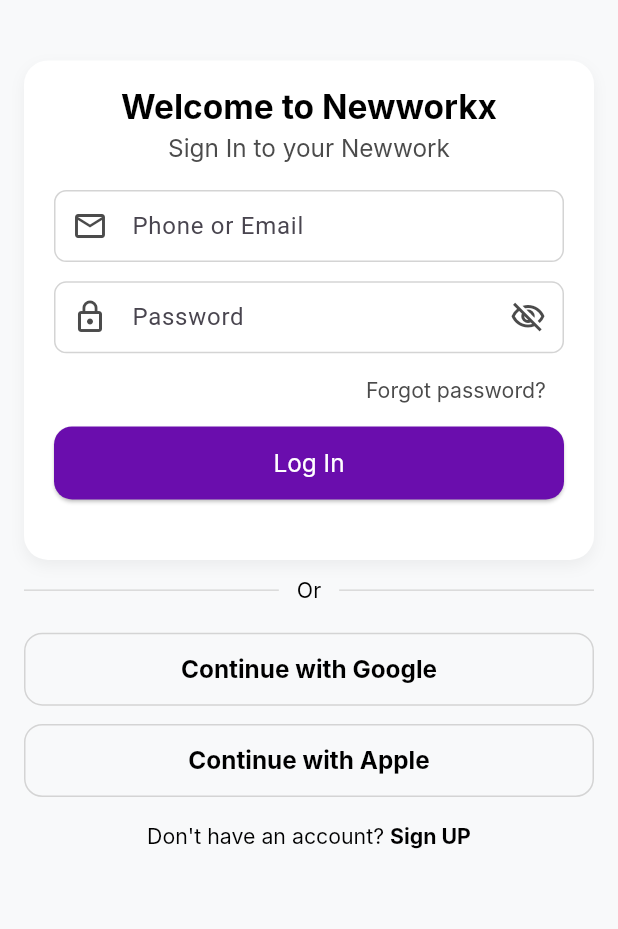
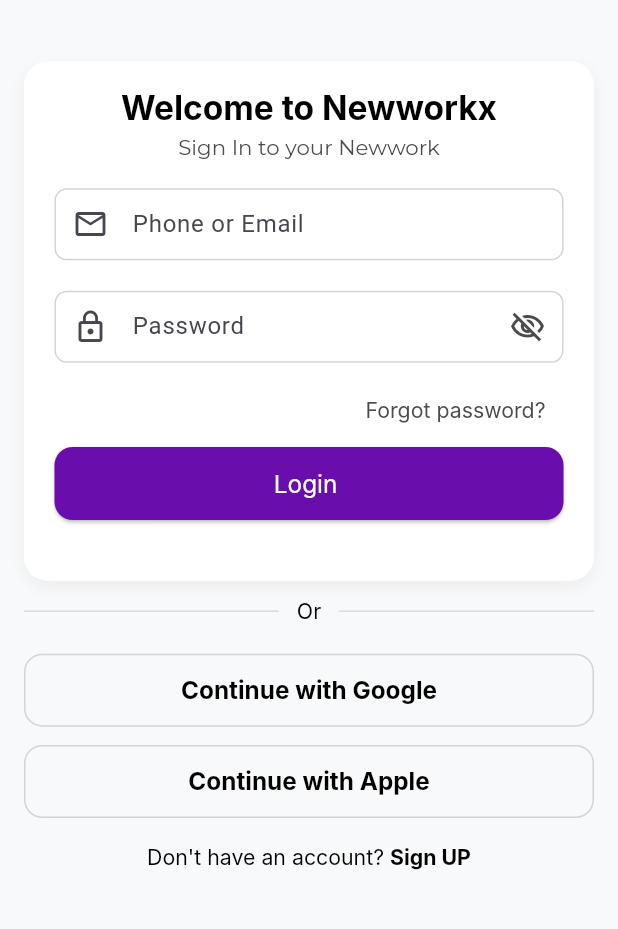
Before and after one commit to Ismail554/neworkx, a Flutter app: the screen it shows after launch, on a phone screen of 412 x 824 dp, the part 138-1067 px from its top. Run offline on Flutter 3.47's test engine with Material 3 defaults, Android fonts, the phone set to English and light mode, and no system bars; our stand-ins replace flutter_screenutil, google_fonts, pinput; Roboto replaces fonts that are missing (Inter).

Commit message:
login,sigh,verify,normal login added

```diff
--- a/lib/core/app_spacing.dart
+++ b/lib/core/app_spacing.dart
@@ -13,7 +13,9 @@ class AppSpacing {
   static SizedBox h16 = SizedBox(height: 16.h);
   static SizedBox h18 = SizedBox(height: 18.h);
   static SizedBox h20 = SizedBox(height: 20.h);
+  static SizedBox h22 = SizedBox(height: 22.h);
   static SizedBox h24 = SizedBox(height: 24.h);
+  static SizedBox h26 = SizedBox(height: 26.h);
   static SizedBox h28 = SizedBox(height: 28.h);
   static SizedBox h32 = SizedBox(height: 32.h);
   static SizedBox h36 = SizedBox(height: 36.h);
--- a/lib/core/app_strings.dart
+++ b/lib/core/app_strings.dart
@@ -13,6 +13,7 @@ class AppStrings {
 
   // Sign Up
   static const String signUpTitle = "Sign Up";
+  static const String subSignUpTitle = "Career starts here";
   static const String chooseSignUpType = "Choose your user type to start your training and career path";
   static const String agencyReferred = "Agency Referred";
   static const String normalUser = "Normal User";
@@ -28,8 +29,10 @@ class AppStrings {
 
   // Verify
   static const String verifyAccountTitle = "Verify your account";
+  static const String almostDone = "Almost done!";
   static const String verificationCodePrompt = "Enter verification code";
   static const String verificationCodeSent = "We sent a 6-digit code to ";
+  static const String verEmail = "Cha*****@cmail.com";
   static const String verifyAccountButton = "Verify Account";
   static const String resendCode = "Resend code in %s"; // Placeholder for seconds countdown
   static const String didntReceiveCode = "Didn't receive the code? Check your spam folder.";
--- a/lib/core/font_manager.dart
+++ b/lib/core/font_manager.dart
@@ -1,5 +1,6 @@
 import 'package:flutter/material.dart';
 import 'package:flutter_screenutil/flutter_screenutil.dart';
+import 'package:google_fonts/google_fonts.dart';
 import 'app_colors.dart';
 
 class FontManager {
@@ -18,6 +19,12 @@ class FontManager {
 
   // ================== Text Styles ==================
 
+
+ static TextStyle bigTitle() => GoogleFonts.montserrat(
+        fontSize: 24,
+        fontWeight: FontWeight.bold,
+        color: Colors.black,
+      );
   // Title Text
   static TextStyle titleText() => TextStyle(
         fontFamily: inter,
@@ -29,9 +36,8 @@ class FontManager {
       );
 
   // Subtitle Text
-  static TextStyle subtitleText() => TextStyle(
-        fontFamily: inter,
-        fontSize: 16.sp,
+  static TextStyle subtitleText() => GoogleFonts.montserrat(
+        fontSize: 14.sp,
         fontWeight: w400,
         color: subtitleColor,
         height: 1.0,
@@ -39,11 +45,10 @@ class FontManager {
       );
 
   // Sub-subtitle Text
-  static TextStyle subSubtitleText() => TextStyle(
-        fontFamily: inter,
-        fontSize: 18.sp,
+  static TextStyle subSubtitleText() => GoogleFonts.montserrat(
+        fontSize: 14.sp,
         fontWeight: w700,
-        color: subSubtitleColor,
+        color: AppColors.primaryColor,
         height: 1.0,
         letterSpacing: 0.0,
       );
--- a/lib/views/auth/normal user/login_screen.dart
+++ b/lib/views/auth/normal user/login_screen.dart
@@ -1,3 +1,4 @@
+import 'package:flutter/gestures.dart';
 import 'package:flutter/material.dart';
 import 'package:neworkx/core/app_spacing.dart';
 import 'package:neworkx/core/app_strings.dart';
@@ -5,6 +6,8 @@ import 'package:neworkx/core/app_colors.dart';
 import 'package:neworkx/core/app_padding.dart';
 import 'package:neworkx/core/font_manager.dart';
 import 'package:flutter_screenutil/flutter_screenutil.dart';
+import 'package:neworkx/views/auth/normal%20user/normarl_sign_up.dart';
+import 'package:neworkx/views/auth/normal%20user/sign_up.dart';
 
 class LoginScreen extends StatefulWidget {
   const LoginScreen({super.key});
@@ -46,12 +49,12 @@ class _LoginScreenState extends State<LoginScreen> {
                   height: 50,
                   width: 180,
                 ),
-                const SizedBox(height: 40),
+                AppSpacing.h40,
 
                 // Login Card
                 Container(
-                  width: double.infinity,
-                  padding: const EdgeInsets.all(20),
+                  width: double.infinity.w,
+                  padding: EdgeInsets.all(20.r),
                   decoration: BoxDecoration(
                     color: Colors.white,
                     borderRadius: BorderRadius.circular(16),
@@ -88,11 +91,11 @@ class _LoginScreenState extends State<LoginScreen> {
                         AppSpacing.h20,
 
                         // Email / Phone
-                        _LabeledField(
+                        LabeledField(
                           hintText: "Phone or Email",
                           controller: _emailPhoneController,
                           keyboardType: TextInputType.emailAddress,
-                          prefixIcon: Icons.mail_outline,
+                          prefixIcon: Icon( Icons.mail_outline),
                           validator: (value) {
                             if (value == null || value.trim().isEmpty) {
                               return 'Enter phone or email';
@@ -103,11 +106,11 @@ class _LoginScreenState extends State<LoginScreen> {
                         AppSpacing.h12,
 
                         // Password
-                        _LabeledField(
+                        LabeledField(
                           hintText: "Password",
                           controller: _passwordController,
                           keyboardType: TextInputType.visiblePassword,
-                          prefixIcon: Icons.lock_outline,
+                          prefixIcon: Icon(Icons.lock_outline),
                           obscureText: _obscurePassword,
                           suffixIcon: IconButton(
                             onPressed: () => setState(() {
@@ -144,28 +147,7 @@ class _LoginScreenState extends State<LoginScreen> {
                         ),
 
                         // Login button
-                        SizedBox(
-                          width: double.infinity,
-                          height: 48.h,
-                          child: ElevatedButton(
-                            style: ElevatedButton.styleFrom(
-                              backgroundColor: AppColors.primaryColor,
-                              foregroundColor: Colors.white,
-                              shape: RoundedRectangleBorder(
-                                borderRadius: AppPadding.c12,
-                              ),
-                            ),
-                            onPressed: () {
-                              if (_formKey.currentState?.validate() ?? false) {
-                                // TODO: Handle login
-                              }
-                            },
-                            child: Text(
-                              AppStrings.loginButton,
-                              style: FontManager.whiteButtonText(),
-                            ),
-                          ),
-                        ),
+                        CustomPrimaryButton(text: 'Login ',),
                         AppSpacing.h20,
                       ],
                     ),
@@ -186,12 +168,12 @@ class _LoginScreenState extends State<LoginScreen> {
                 AppSpacing.h20,
 
                 // Social buttons
-                _OutlinedButton(
+                CustomOutlinedButton(
                   label: AppStrings.continueWithGoogle,
                   onPressed: () {},
                 ),
                 AppSpacing.h12,
-                _OutlinedButton(
+                CustomOutlinedButton(
                   label: AppStrings.continueWithApple,
                   onPressed: () {},
                 ),
@@ -210,7 +192,9 @@ class _LoginScreenState extends State<LoginScreen> {
                           style: FontManager.bodyText().copyWith(
                             fontWeight: FontWeight.w700,
                           ),
+                          recognizer: TapGestureRecognizer().. onTap = (){Navigator.push(context, MaterialPageRoute(builder: (context) => NormalSignUp        (),));}
                         ),
+
                       ],
                     ),
                   ),
@@ -224,69 +208,135 @@ class _LoginScreenState extends State<LoginScreen> {
   }
 }
 
-class _LabeledField extends StatelessWidget {
-  final String hintText;
-  final TextEditingController controller;
-  final TextInputType keyboardType;
-  final IconData? prefixIcon;
-  final Widget? suffixIcon;
-  final String? Function(String?)? validator;
-  final bool obscureText;
+class CustomPrimaryButton extends StatelessWidget {
+  final GlobalKey<FormState>? formKey;
+  final String text;
+  final Color? backgroundColor;
+  final TextStyle? textStyle;
+  final Widget? prefixIcon;
+  final VoidCallback? onPressed;
+  final bool isLoading;
 
-  const _LabeledField({
-    required this.hintText,
-    required this.controller,
-    required this.keyboardType,
+  const CustomPrimaryButton({
+    super.key,
+    this.formKey,
+    required this.text,
+    this.backgroundColor,
+    this.textStyle,
     this.prefixIcon,
-    this.suffixIcon,
-    this.validator,
-    this.obscureText = false,
-    super.key,
+    this.onPressed,
+    this.isLoading = false,
   });
 
   @override
   Widget build(BuildContext context) {
     return SizedBox(
+      width: double.infinity.w,
       height: 48.h,
-      child: TextFormField(
-        controller: controller,
-        keyboardType: keyboardType,
-        obscureText: obscureText,
-        validator: validator,
-        decoration: InputDecoration(
-          hintText: hintText,
-          prefixIcon: prefixIcon == null
-              ? null
-              : Icon(prefixIcon, color: AppColors.grey4B),
-          suffixIcon: suffixIcon,
-          contentPadding: EdgeInsets.symmetric(horizontal: 12.w),
-          enabledBorder: OutlineInputBorder(
-            borderRadius: AppPadding.c8,
-            borderSide: const BorderSide(color: AppColors.greyD4),
-          ),
-          focusedBorder: OutlineInputBorder(
-            borderRadius: AppPadding.c8,
-            borderSide: const BorderSide(color: AppColors.primaryColor),
-          ),
-          errorBorder: OutlineInputBorder(
-            borderRadius: AppPadding.c8,
-            borderSide: const BorderSide(color: AppColors.red),
-          ),
-          focusedErrorBorder: OutlineInputBorder(
-            borderRadius: AppPadding.c8,
-            borderSide: const BorderSide(color: AppColors.red),
+      child: ElevatedButton(
+        style: ElevatedButton.styleFrom(
+          backgroundColor: backgroundColor ?? AppColors.primaryColor,
+          foregroundColor: Colors.white,
+          shape: RoundedRectangleBorder(
+            borderRadius: AppPadding.c12,
           ),
         ),
+        onPressed: () {
+          if (formKey == null || (formKey!.currentState?.validate() ?? false)) {
+            onPressed?.call();
+          }
+        },
+        child: isLoading
+            ? SizedBox(
+                width: 24.w,
+                height: 24.w,
+                child: CircularProgressIndicator(
+                  color: Colors.white,
+                  strokeWidth: 2,
+                ),
+              )
+            : Row(
+                mainAxisSize: MainAxisSize.min,
+                mainAxisAlignment: MainAxisAlignment.center,
+                children: [
+                  if (prefixIcon != null) ...[
+                    prefixIcon!,
+                    SizedBox(width: 8.w),
+                  ],
+                  Text(
+                    text,
+                    style: textStyle ?? FontManager.whiteButtonText(),
+                  ),
+                ],
+              ),
       ),
     );
   }
 }
 
-class _OutlinedButton extends StatelessWidget {
+// class LabeledField extends StatelessWidget {
+//   final String hintText;
+//   final TextEditingController controller;
+//   final TextInputType keyboardType;
+//   final IconData? prefixIcon;
+//   final Widget? suffixIcon;
+//   final String? Function(String?)? validator;
+//   final bool obscureText;
+
+//   const LabeledField({
+//     required this.hintText,
+//     required this.controller,
+//     required this.keyboardType,
+//     this.prefixIcon,
+//     this.suffixIcon,
+//     this.validator,
+//     this.obscureText = false,
+//     super.key,
+//   });
+
+//   @override
+//   Widget build(BuildContext context) {
+//     return SizedBox(
+//       height: 48.h,
+//       child: TextFormField(
+//         controller: controller,
+//         keyboardType: keyboardType,
+//         obscureText: obscureText,
+//         validator: validator,
+//         decoration: InputDecoration(
+//           hintText: hintText,
+//           prefixIcon: prefixIcon == null
+//               ? null
+//               : Icon(prefixIcon, color: AppColors.grey4B),
+//           suffixIcon: suffixIcon,
+//           contentPadding: EdgeInsets.symmetric(horizontal: 12.w),
+//           enabledBorder: OutlineInputBorder(
+//             borderRadius: AppPadding.c8,
+//             borderSide: const BorderSide(color: AppColors.greyD4),
+//           ),
+//           focusedBorder: OutlineInputBorder(
+//             borderRadius: AppPadding.c8,
+//             borderSide: const BorderSide(color: AppColors.primaryColor),
+//           ),
+//           errorBorder: OutlineInputBorder(
+//             borderRadius: AppPadding.c8,
+//             borderSide: const BorderSide(color: AppColors.red),
+//           ),
+//           focusedErrorBorder: OutlineInputBorder(
+//             borderRadius: AppPadding.c8,
+//             borderSide: const BorderSide(color: AppColors.red),
+//           ),
+//         ),
+//       ),
+//     );
+//   }
+// }
+
+class CustomOutlinedButton extends StatelessWidget {
   final String label;
   final VoidCallback onPressed;
 
-  const _OutlinedButton({
+  const CustomOutlinedButton({
     required this.label,
     required this.onPressed,
     super.key,
@@ -309,3 +359,58 @@ class _OutlinedButton extends StatelessWidget {
     );
   }
 }
+class LabeledField extends StatelessWidget {
+  final String hintText;
+  final TextEditingController? controller;
+  final TextInputType keyboardType;
+  final Widget? prefixIcon;
+  final Widget? suffixIcon;
+  final String? Function(String?)? validator;
+  final bool obscureText;
+
+  const LabeledField({
+    required this.hintText,
+    this.controller,
+    required this.keyboardType,
+    this.prefixIcon,
+    this.suffixIcon,
+    this.validator,
+    this.obscureText = false,
+    super.key,
+  });
+
+  @override
+  Widget build(BuildContext context) {
+    return Padding(
+      padding: EdgeInsets.only(bottom: 8.h),
+      child: TextFormField(
+        controller: controller,
+        keyboardType: keyboardType,
+        obscureText: obscureText,
+        validator: validator,
+        decoration: InputDecoration(
+          hintText: hintText,
+          prefixIcon: prefixIcon,
+          suffixIcon: suffixIcon,
+          contentPadding: EdgeInsets.symmetric(horizontal: 12.w, vertical: 8.h),
+          enabledBorder: OutlineInputBorder(
+            borderRadius: AppPadding.c8,
+            borderSide: const BorderSide(color: AppColors.greyD4),
+          ),
+          focusedBorder: OutlineInputBorder(
+            borderRadius: AppPadding.c8,
+            borderSide: const BorderSide(color: AppColors.primaryColor),
+          ),
+          errorBorder: OutlineInputBorder(
+            borderRadius: AppPadding.c8,
+            borderSide: const BorderSide(color: AppColors.red),
+          ),
+          focusedErrorBorder: OutlineInputBorder(
+            borderRadius: AppPadding.c8,
+            borderSide: const BorderSide(color: AppColors.red),
+          ),
+        ),
+      ),
+    );
+  }
+}
--- a/pubspec.yaml
+++ b/pubspec.yaml
@@ -37,6 +37,7 @@ dependencies:
   flutter_screenutil: ^5.9.3
   flutter_svg: ^2.2.1
   google_fonts: ^6.3.2
+  pinput: ^5.0.2
 
 dev_dependencies:
   flutter_test:
```
Also changed, not shown: lib/views/auth/normal user/forgot_password.dart (added, +17 -0 lines), lib/views/auth/normal user/normarl_sign_up.dart (added, +76 -0 lines), lib/views/auth/normal user/sign_up.dart (added, +112 -0 lines), lib/views/auth/normal user/verify_screen.dart (added, +253 -0 lines), assets/images/lock.png (added), assets/images/scale.png (added), pubspec.lock.
